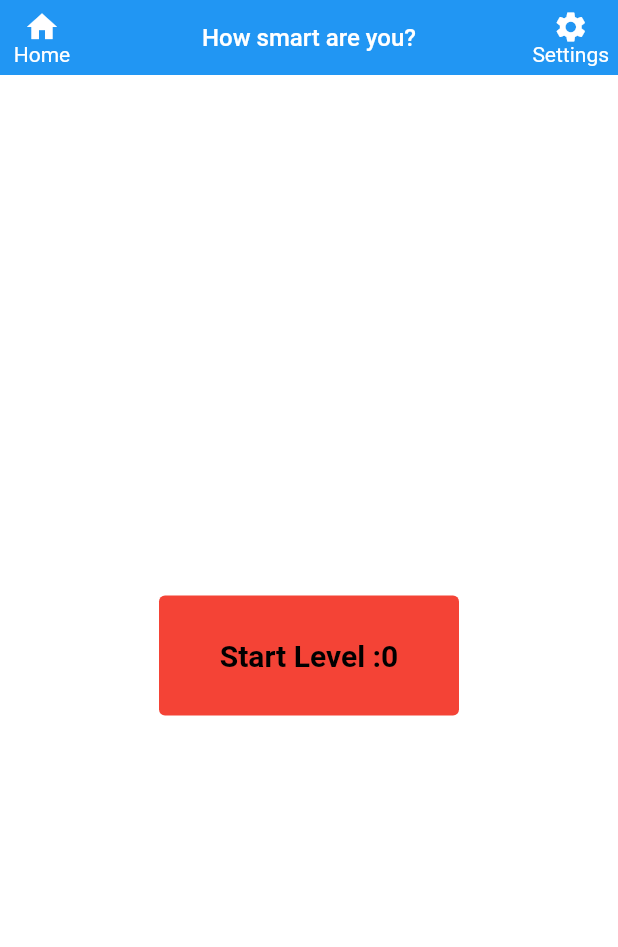
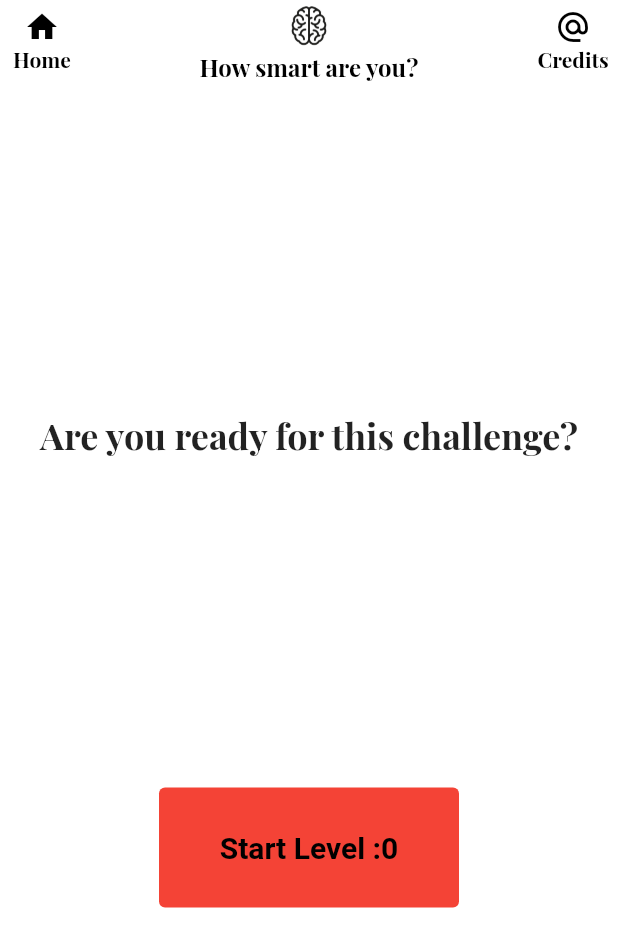
Before and after one commit to Goal-Digger1/how_smart_are_you, a Flutter app: the QuizIntro screen opened directly with empty values, on a phone screen of 412 x 824 dp. Shown: the top 947 px of the screen. Run offline on Flutter 3.47's test engine with Material 2 defaults, Android fonts, the phone set to English and light mode, and no system bars; our stand-ins replace expandable, flutter_dotenv, hive, hive_flutter, percent_indicator; missing offline and left inert: mysql_utils; accounts and stored records are empty.

Commit message:
Aesthetic updates

```diff
--- a/lib/pages/home/categoryTile.dart
+++ b/lib/pages/home/categoryTile.dart
@@ -16,8 +16,8 @@ class CategoryTile extends StatelessWidget {
 
   @override
   Widget build(BuildContext context) {
-    final Color bgColor=(this.disabled ?  AppColors.GreyLight300 : cat.completed ? AppColors.Green : AppColors.RedLight);
-    final Color textColor=(this.disabled ? AppColors.Grey : AppColors.Blue);
+    final Color bgColor=(this.disabled ?  AppColors.GreyLight300 : cat.completed ? AppColors.Green : AppColors.Red);
+    final Color textColor=(this.disabled ? AppColors.Grey : Colors.black);
     final double opacity = (this.disabled ? 0.9 : 1.0);
     return Opacity(
       opacity: opacity,
--- a/lib/pages/home/home.dart
+++ b/lib/pages/home/home.dart
@@ -39,7 +39,7 @@ class _HomeState extends State<Home> {
                     children: [
                       CircleAvatar(
                         radius: 40,
-                        backgroundColor: Colors.deepOrangeAccent,
+                        backgroundColor: Colors.red,
                         child: Text(
                           HiveServices().getUser().nickname,
                           style: TextStyle(
--- a/lib/pages/home/level_tile.dart
+++ b/lib/pages/home/level_tile.dart
@@ -27,7 +27,7 @@ class LevelTile extends StatelessWidget {
 
         },
         child: Card(
-            color: AppColors.Greenlight,
+            color: AppColors.Green,
             elevation: 0,
             child: Padding(
               padding: EdgeInsets.all(AppMargins.General),
@@ -86,6 +86,7 @@ class LevelTile extends StatelessWidget {
 
       },
       child: Card(
+        color: AppColors.RedLight,
           elevation: 0,
           child: Padding(
             padding: EdgeInsets.all(AppMargins.General),
--- a/lib/pages/quizz/quiz_opening.dart
+++ b/lib/pages/quizz/quiz_opening.dart
@@ -17,9 +17,15 @@ class QuizIntro extends StatelessWidget {
       backgroundColor: Colors.white,
       body: Center(
         child: Column(
-          mainAxisAlignment: MainAxisAlignment.center,
+          mainAxisAlignment: MainAxisAlignment.spaceEvenly,
           crossAxisAlignment: CrossAxisAlignment.center,
           children: [
+            Text('Are you ready for this challenge?',
+              style: TextStyle(
+                  fontSize: 24.0,
+                  fontWeight: FontWeight.bold,
+                  fontFamily: 'PlayfairDisplay'
+              ),),
             Container(
               height: 80.0,
               width: 200.0,
--- a/lib/services/WidgetService.dart
+++ b/lib/services/WidgetService.dart
@@ -8,7 +8,8 @@ class WidgetService{
   AppBar getAppbar(BuildContext context){
     return AppBar(
       centerTitle: true,
-      toolbarHeight: 50,
+      toolbarHeight: 55,
+      backgroundColor: Colors.white,
       elevation: 0,
       actions: [
         Padding(
@@ -21,9 +22,15 @@ class WidgetService{
                       alignment: Alignment.center,
                       iconSize: 24,
                       onPressed: (){},
-                      icon: Icon(Icons.settings))
+                      icon: Icon(Icons.alternate_email,
+                      color: Colors.black,))
               ),
-              Text("Settings")
+              Text('Credits',
+              style: TextStyle(
+                color: Colors.black,
+                  fontWeight: FontWeight.bold,
+                  fontFamily: 'PlayfairDisplay'
+              ),)
             ],
           ),
         )],
@@ -40,18 +47,32 @@ class WidgetService{
                 onPressed: (){
                   Navigator.pushReplacement(context,
                       MaterialPageRoute(builder: (context) => Home()));},
-                icon: Icon(Icons.home,),),
+                icon: Icon(Icons.home,
+                color: Colors.black,),),
             ),
-            Text('Home')
+            Text('Home',
+            style: TextStyle(
+              color: Colors.black,
+                fontWeight: FontWeight.bold,
+                fontFamily: 'PlayfairDisplay'
+            ))
           ],
         ),
       ),
       title: Column(
         children: [
+          Image(
+            image: AssetImage('images/mainIcon.jpg'),
+            height: 35,
+            width: 35,
+          ),
           Text(
             "How smart are you?",
             style: TextStyle(
-                fontSize: 16
+              color: Colors.black,
+                fontSize: 16,
+                fontWeight: FontWeight.bold,
+                fontFamily: 'PlayfairDisplay'
             ),
           ),
         ],
```
